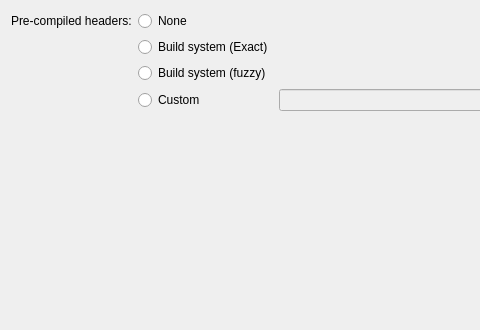
Above: clangcodemodel/clangprojectsettingspropertiespage.ui from sergey-shambir/qtcreator-plugins-collection before the change; both pictures show x 0 to 480 and y 0 to 330 of the 814 by 330 pixel window. Below: the same form after it.
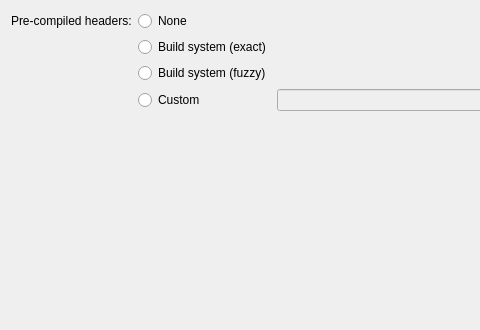
That is the form after the change.

Patch:
```diff
--- a/clangcodemodel/clangprojectsettingspropertiespage.ui
+++ b/clangcodemodel/clangprojectsettingspropertiespage.ui
@@ -30,7 +30,7 @@
      <item row="1" column="1">
       <widget class="QRadioButton" name="exactButton">
        <property name="text">
-        <string>Build system (Exact)</string>
+        <string>Build system (exact)</string>
        </property>
       </widget>
      </item>
```
